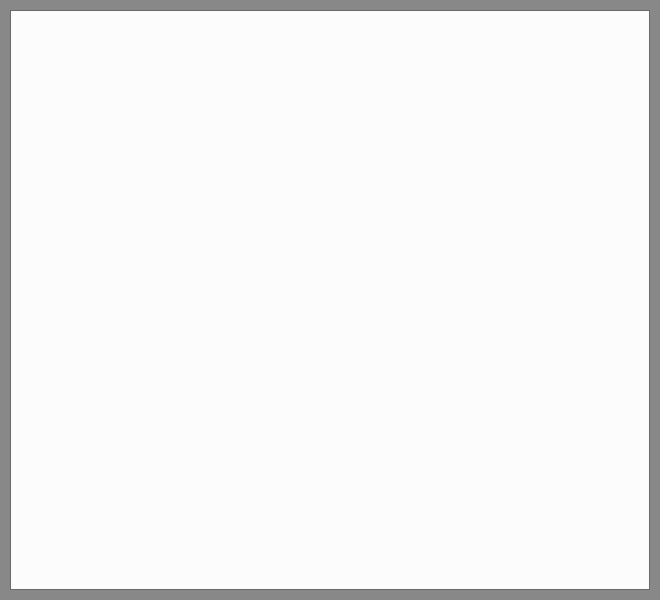
The window that frm/pdthumbsel.ui (johcarsmi/picdok) describes before a commit, drawn with Qt 5.
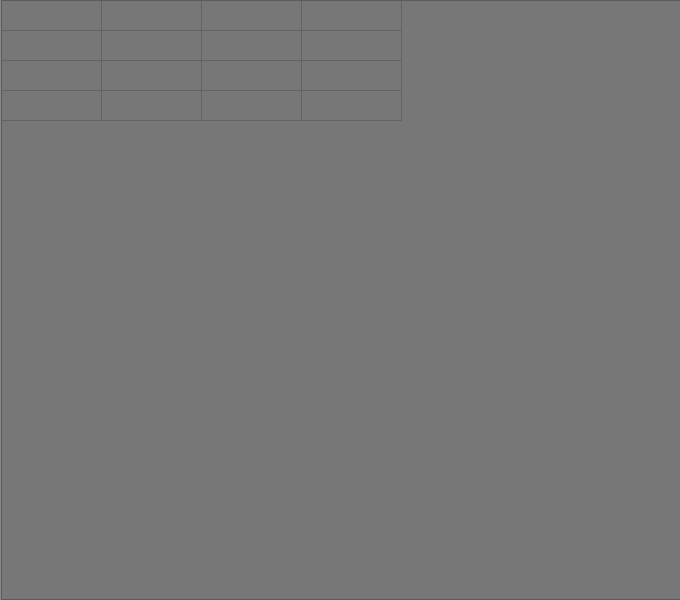
The same window after the commit.

What changed in the file:
```diff
--- a/frm/pdthumbsel.ui
+++ b/frm/pdthumbsel.ui
@@ -6,13 +6,13 @@
    <rect>
     <x>0</x>
     <y>0</y>
-    <width>660</width>
+    <width>680</width>
     <height>600</height>
    </rect>
   </property>
   <property name="minimumSize">
    <size>
-    <width>660</width>
+    <width>680</width>
     <height>600</height>
    </size>
   </property>
@@ -86,18 +86,448 @@
   <widget class="QTableWidget" name="tblThumbs">
    <property name="geometry">
     <rect>
-     <x>10</x>
-     <y>10</y>
-     <width>640</width>
-     <height>580</height>
+     <x>1</x>
+     <y>0</y>
+     <width>680</width>
+     <height>600</height>
     </rect>
    </property>
    <property name="minimumSize">
     <size>
-     <width>640</width>
-     <height>580</height>
+     <width>680</width>
+     <height>600</height>
     </size>
    </property>
+   <property name="palette">
+    <palette>
+     <active>
+      <colorrole role="WindowText">
+       <brush brushstyle="SolidPattern">
+        <color alpha="255">
+         <red>255</red>
+         <green>255</green>
+         <blue>255</blue>
+        </color>
+       </brush>
+      </colorrole>
+      <colorrole role="Button">
+       <brush brushstyle="SolidPattern">
+        <color alpha="255">
+         <red>119</red>
+         <green>119</green>
+         <blue>119</blue>
+        </color>
+       </brush>
+      </colorrole>
+      <colorrole role="Light">
+       <brush brushstyle="SolidPattern">
+        <color alpha="255">
+         <red>179</red>
+         <green>179</green>
+         <blue>179</blue>
+        </color>
+       </brush>
+      </colorrole>
+      <colorrole role="Midlight">
+       <brush brushstyle="SolidPattern">
+        <color alpha="255">
+         <red>149</red>
+         <green>149</green>
+         <blue>149</blue>
+        </color>
+       </brush>
+      </colorrole>
+      <colorrole role="Dark">
+       <brush brushstyle="SolidPattern">
+        <color alpha="255">
+         <red>59</red>
+         <green>59</green>
+         <blue>59</blue>
+        </color>
+       </brush>
+      </colorrole>
+      <colorrole role="Mid">
+       <brush brushstyle="SolidPattern">
+        <color alpha="255">
+         <red>79</red>
+         <green>79</green>
+         <blue>79</blue>
+        </color>
+       </brush>
+      </colorrole>
+      <colorrole role="Text">
+       <brush brushstyle="SolidPattern">
+        <color alpha="255">
+         <red>255</red>
+         <green>255</green>
+         <blue>255</blue>
+        </color>
+       </brush>
+      </colorrole>
+      <colorrole role="BrightText">
+       <brush brushstyle="SolidPattern">
+        <color alpha="255">
+         <red>255</red>
+         <green>255</green>
+         <blue>255</blue>
+        </color>
+       </brush>
+      </colorrole>
+      <colorrole role="ButtonText">
+       <brush brushstyle="SolidPattern">
+        <color alpha="255">
+         <red>255</red>
+         <green>255</green>
+         <blue>255</blue>
+        </color>
+       </brush>
+      </colorrole>
+      <colorrole role="Base">
+       <brush brushstyle="SolidPattern">
+        <color alpha="255">
+         <red>119</red>
+         <green>119</green>
+         <blue>119</blue>
+        </color>
+       </brush>
+      </colorrole>
+      <colorrole role="Window">
+       <brush brushstyle="SolidPattern">
+        <color alpha="255">
+         <red>119</red>
+         <green>119</green>
+         <blue>119</blue>
+        </color>
+       </brush>
+      </colorrole>
+      <colorrole role="Shadow">
+       <brush brushstyle="SolidPattern">
+        <color alpha="255">
+         <red>0</red>
+         <green>0</green>
+         <blue>0</blue>
+        </color>
+       </brush>
+      </colorrole>
+      <colorrole role="AlternateBase">
+       <brush brushstyle="SolidPattern">
+        <color alpha="255">
+         <red>59</red>
+         <green>59</green>
+         <blue>59</blue>
+        </color>
+       </brush>
+      </colorrole>
+      <colorrole role="ToolTipBase">
+       <brush brushstyle="SolidPattern">
+        <color alpha="255">
+         <red>255</red>
+         <green>255</green>
+         <blue>220</blue>
+        </color>
+       </brush>
+      </colorrole>
+      <colorrole role="ToolTipText">
+       <brush brushstyle="SolidPattern">
+        <color alpha="255">
+         <red>0</red>
+         <green>0</green>
+         <blue>0</blue>
+        </color>
+       </brush>
+      </colorrole>
+     </active>
+     <inactive>
+      <colorrole role="WindowText">
+       <brush brushstyle="SolidPattern">
+        <color alpha="255">
+         <red>255</red>
+         <green>255</green>
+         <blue>255</blue>
+        </color>
+       </brush>
+      </colorrole>
+      <colorrole role="Button">
+       <brush brushstyle="SolidPattern">
+        <color alpha="255">
+         <red>119</red>
+         <green>119</green>
+         <blue>119</blue>
+        </color>
+       </brush>
+      </colorrole>
+      <colorrole role="Light">
+       <brush brushstyle="SolidPattern">
+        <color alpha="255">
+         <red>179</red>
+         <green>179</green>
+         <blue>179</blue>
+        </color>
+       </brush>
+      </colorrole>
+      <colorrole role="Midlight">
+       <brush brushstyle="SolidPattern">
+        <color alpha="255">
+         <red>149</red>
+         <green>149</green>
+         <blue>149</blue>
+        </color>
+       </brush>
+      </colorrole>
+      <colorrole role="Dark">
+       <brush brushstyle="SolidPattern">
+        <color alpha="255">
+         <red>59</red>
+         <green>59</green>
+         <blue>59</blue>
+        </color>
+       </brush>
+      </colorrole>
+      <colorrole role="Mid">
+       <brush brushstyle="SolidPattern">
+        <color alpha="255">
+         <red>79</red>
+         <green>79</green>
+         <blue>79</blue>
+        </color>
+       </brush>
+      </colorrole>
+      <colorrole role="Text">
+       <brush brushstyle="SolidPattern">
+        <color alpha="255">
+         <red>255</red>
+         <green>255</green>
+         <blue>255</blue>
+        </color>
+       </brush>
+      </colorrole>
+      <colorrole role="BrightText">
+       <brush brushstyle="SolidPattern">
+        <color alpha="255">
+         <red>255</red>
+         <green>255</green>
+         <blue>255</blue>
+        </color>
+       </brush>
+      </colorrole>
+      <colorrole role="ButtonText">
+       <brush brushstyle="SolidPattern">
+        <color alpha="255">
+         <red>255</red>
+         <green>255</green>
+         <blue>255</blue>
+        </color>
+       </brush>
+      </colorrole>
+      <colorrole role="Base">
+       <brush brushstyle="SolidPattern">
+        <color alpha="255">
+         <red>119</red>
+         <green>119</green>
+         <blue>119</blue>
+        </color>
+       </brush>
+      </colorrole>
+      <colorrole role="Window">
+       <brush brushstyle="SolidPattern">
+        <color alpha="255">
+         <red>119</red>
+         <green>119</green>
+         <blue>119</blue>
+        </color>
+       </brush>
+      </colorrole>
+      <colorrole role="Shadow">
+       <brush brushstyle="SolidPattern">
+        <color alpha="255">
+         <red>0</red>
+         <green>0</green>
+         <blue>0</blue>
+        </color>
+       </brush>
+      </colorrole>
+      <colorrole role="AlternateBase">
+       <brush brushstyle="SolidPattern">
+        <color alpha="255">
+         <red>59</red>
+         <green>59</green>
+         <blue>59</blue>
+        </color>
+       </brush>
+      </colorrole>
+      <colorrole role="ToolTipBase">
+       <brush brushstyle="SolidPattern">
+        <color alpha="255">
+         <red>255</red>
+         <green>255</green>
+         <blue>220</blue>
+        </color>
+       </brush>
+      </colorrole>
+      <colorrole role="ToolTipText">
+       <brush brushstyle="SolidPattern">
+        <color alpha="255">
+         <red>0</red>
+         <green>0</green>
+         <blue>0</blue>
+        </color>
+       </brush>
+      </colorrole>
+     </inactive>
+     <disabled>
+      <colorrole role="WindowText">
+       <brush brushstyle="SolidPattern">
+        <color alpha="255">
+         <red>59</red>
+         <green>59</green>
+         <blue>59</blue>
+        </color>
+       </brush>
+      </colorrole>
+      <colorrole role="Button">
+       <brush brushstyle="SolidPattern">
+        <color alpha="255">
+         <red>119</red>
+         <green>119</green>
+         <blue>119</blue>
+        </color>
+       </brush>
+      </colorrole>
+      <colorrole role="Light">
+       <brush brushstyle="SolidPattern">
+        <color alpha="255">
+         <red>179</red>
+         <green>179</green>
+         <blue>179</blue>
+        </color>
+       </brush>
+      </colorrole>
+      <colorrole role="Midlight">
+       <brush brushstyle="SolidPattern">
+        <color alpha="255">
+         <red>149</red>
+         <green>149</green>
+         <blue>149</blue>
+        </color>
+       </brush>
+      </colorrole>
+      <colorrole role="Dark">
+       <brush brushstyle="SolidPattern">
+        <color alpha="255">
+         <red>59</red>
+         <green>59</green>
+         <blue>59</blue>
+        </color>
+       </brush>
+      </colorrole>
+      <colorrole role="Mid">
+       <brush brushstyle="SolidPattern">
+        <color alpha="255">
+         <red>79</red>
+         <green>79</green>
+         <blue>79</blue>
+        </color>
+       </brush>
+      </colorrole>
+      <colorrole role="Text">
+       <brush brushstyle="SolidPattern">
+        <color alpha="255">
+         <red>59</red>
+         <green>59</green>
+         <blue>59</blue>
+        </color>
+       </brush>
+      </colorrole>
+      <colorrole role="BrightText">
+       <brush brushstyle="SolidPattern">
+        <color alpha="255">
+         <red>255</red>
+         <green>255</green>
+         <blue>255</blue>
+        </color>
+       </brush>
+      </colorrole>
+      <colorrole role="ButtonText">
+       <brush brushstyle="SolidPattern">
+        <color alpha="255">
+         <red>59</red>
+         <green>59</green>
+         <blue>59</blue>
+        </color>
+       </brush>
+      </colorrole>
+      <colorrole role="Base">
+       <brush brushstyle="SolidPattern">
+        <color alpha="255">
+         <red>119</red>
+         <green>119</green>
+         <blue>119</blue>
+        </color>
+       </brush>
+      </colorrole>
+      <colorrole role="Window">
+       <brush brushstyle="SolidPattern">
+        <color alpha="255">
+         <red>119</red>
+         <green>119</green>
+         <blue>119</blue>
+        </color>
+       </brush>
+      </colorrole>
+      <colorrole role="Shadow">
+       <brush brushstyle="SolidPattern">
+        <color alpha="255">
+         <red>0</red>
+         <green>0</green>
+         <blue>0</blue>
+        </color>
+       </brush>
+      </colorrole>
+      <colorrole role="AlternateBase">
+       <brush brushstyle="SolidPattern">
+        <color alpha="255">
+         <red>119</red>
+         <green>119</green>
+         <blue>119</blue>
+        </color>
+       </brush>
+      </colorrole>
+      <colorrole role="ToolTipBase">
+       <brush brushstyle="SolidPattern">
+        <color alpha="255">
+         <red>255</red>
+         <green>255</green>
+         <blue>220</blue>
+        </color>
+       </brush>
+      </colorrole>
+      <colorrole role="ToolTipText">
+       <brush brushstyle="SolidPattern">
+        <color alpha="255">
+         <red>0</red>
+         <green>0</green>
+         <blue>0</blue>
+        </color>
+       </brush>
+      </colorrole>
+     </disabled>
+    </palette>
+   </property>
+   <property name="toolTip">
+    <string>Double-click on picture to select.</string>
+   </property>
+   <property name="editTriggers">
+    <set>QAbstractItemView::NoEditTriggers</set>
+   </property>
+   <property name="selectionMode">
+    <enum>QAbstractItemView::SingleSelection</enum>
+   </property>
+   <property name="cornerButtonEnabled">
+    <bool>false</bool>
+   </property>
+   <property name="rowCount">
+    <number>4</number>
+   </property>
    <property name="columnCount">
     <number>4</number>
    </property>
@@ -107,6 +537,10 @@
    <attribute name="verticalHeaderVisible">
     <bool>false</bool>
    </attribute>
+   <row/>
+   <row/>
+   <row/>
+   <row/>
    <column/>
    <column/>
    <column/>
```
Left out of the diff: 21 changed lines with no effect on the pictures.
